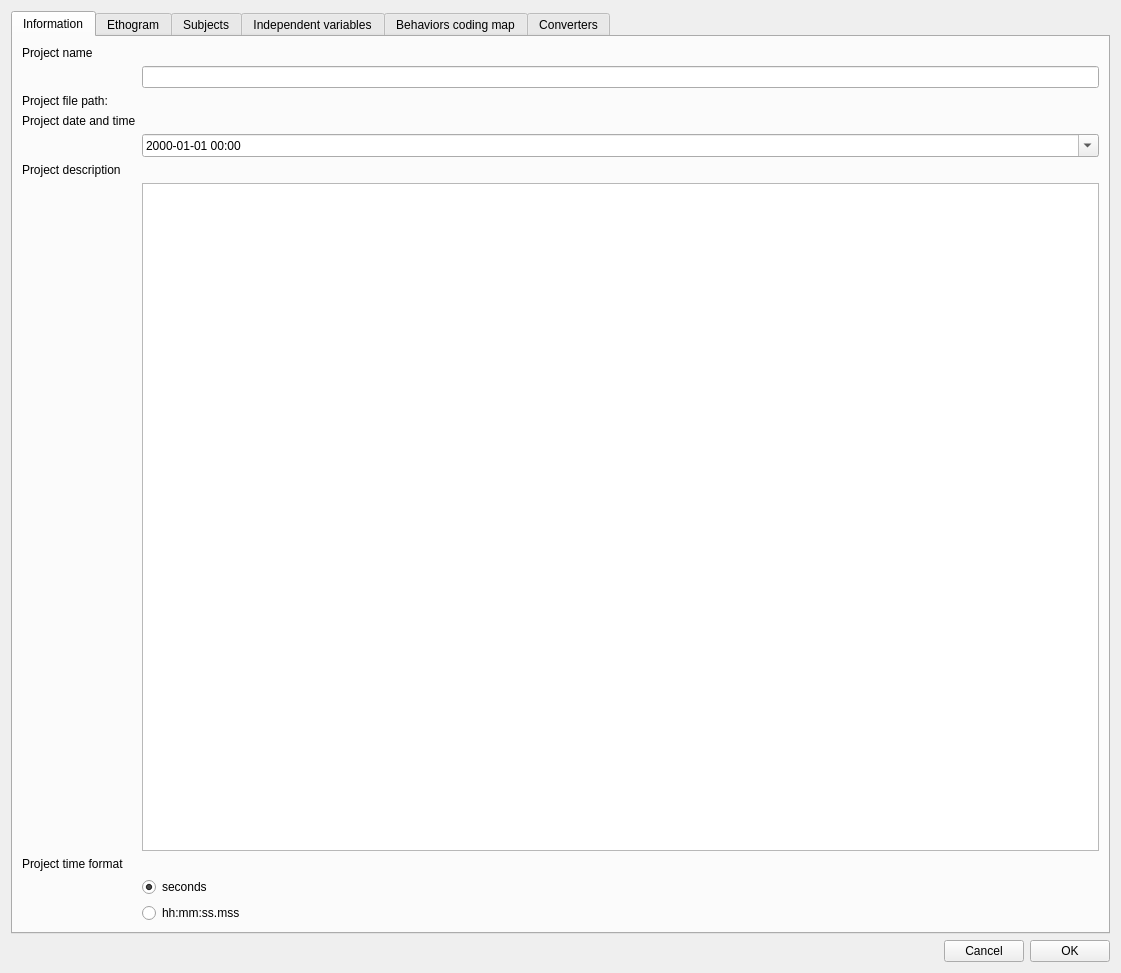
Qt form boris/project.ui (olivierfriard/BORIS) before a commit.
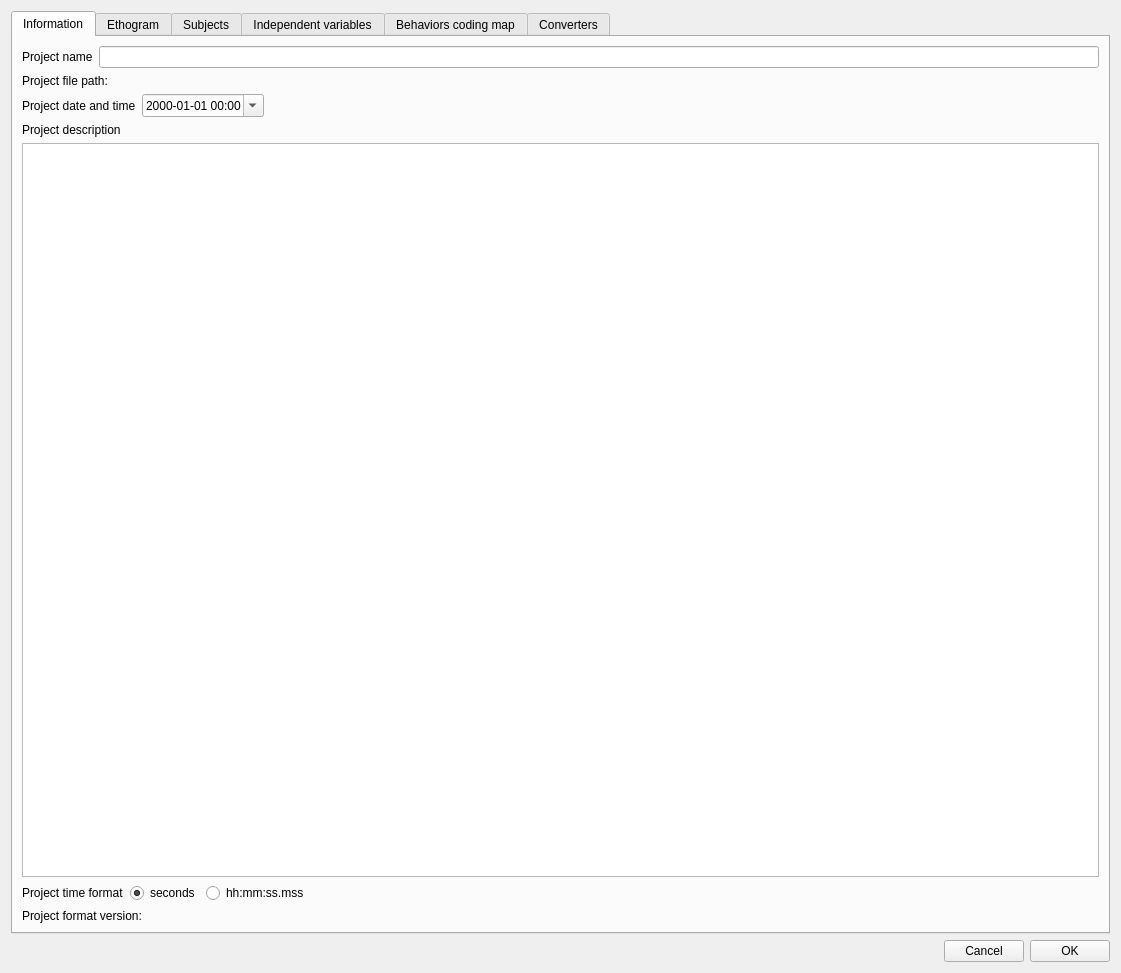
The same form after that commit.

What changed in the file:
```diff
--- a/boris/project.ui
+++ b/boris/project.ui
@@ -25,32 +25,38 @@
         <attribute name="title">
          <string>Information</string>
         </attribute>
-        <layout class="QFormLayout" name="formLayout">
-         <item row="0" column="0" colspan="2">
+        <layout class="QVBoxLayout" name="verticalLayout">
+         <item>
+          <layout class="QHBoxLayout" name="horizontalLayout_15">
+           <item>
           <widget class="QLabel" name="label">
            <property name="text">
             <string>Project name</string>
            </property>
           </widget>
          </item>
-         <item row="1" column="1">
+           <item>
           <widget class="QLineEdit" name="leProjectName"/>
          </item>
-         <item row="2" column="0" colspan="2">
+          </layout>
+         </item>
+         <item>
           <widget class="QLabel" name="lbProjectFilePath">
            <property name="text">
             <string>Project file path:</string>
            </property>
           </widget>
          </item>
-         <item row="3" column="0">
+         <item>
+          <layout class="QHBoxLayout" name="horizontalLayout_18">
+           <item>
           <widget class="QLabel" name="label_7">
            <property name="text">
             <string>Project date and time</string>
            </property>
           </widget>
          </item>
-         <item row="4" column="1">
+           <item>
           <widget class="QDateTimeEdit" name="dteDate">
            <property name="displayFormat">
             <string>yyyy-MM-dd hh:mm</string>
@@ -60,7 +66,22 @@
            </property>
           </widget>
          </item>
-         <item row="5" column="0" colspan="2">
+           <item>
+            <spacer name="horizontalSpacer_10">
+             <property name="orientation">
+              <enum>Qt::Horizontal</enum>
+             </property>
+             <property name="sizeHint" stdset="0">
+              <size>
+               <width>40</width>
+               <height>20</height>
+              </size>
+             </property>
+            </spacer>
+           </item>
+          </layout>
+         </item>
+         <item>
           <widget class="QLabel" name="label_6">
            <property name="text">
             <string>Project description</string>
@@ -70,17 +91,19 @@
            </property>
           </widget>
          </item>
-         <item row="6" column="1">
+         <item>
           <widget class="QPlainTextEdit" name="teDescription"/>
          </item>
-         <item row="7" column="0" colspan="2">
+         <item>
+          <layout class="QHBoxLayout" name="horizontalLayout_19">
+           <item>
           <widget class="QLabel" name="lbTimeFormat">
            <property name="text">
             <string>Project time format</string>
            </property>
           </widget>
          </item>
-         <item row="8" column="1">
+           <item>
           <widget class="QRadioButton" name="rbSeconds">
            <property name="text">
             <string>seconds</string>
@@ -90,10 +113,32 @@
            </property>
           </widget>
          </item>
-         <item row="9" column="1">
+           <item>
           <widget class="QRadioButton" name="rbHMS">
            <property name="text">
             <string>hh:mm:ss.mss</string>
+             </property>
+            </widget>
+           </item>
+           <item>
+            <spacer name="horizontalSpacer_2">
+             <property name="orientation">
+              <enum>Qt::Horizontal</enum>
+             </property>
+             <property name="sizeHint" stdset="0">
+              <size>
+               <width>40</width>
+               <height>20</height>
+              </size>
+             </property>
+            </spacer>
+           </item>
+          </layout>
+         </item>
+         <item>
+          <widget class="QLabel" name="lb_project_format_version">
+           <property name="text">
+            <string>Project format version:</string>
            </property>
           </widget>
          </item>
```
Lines whose indentation alone changed are shown as unchanged.
